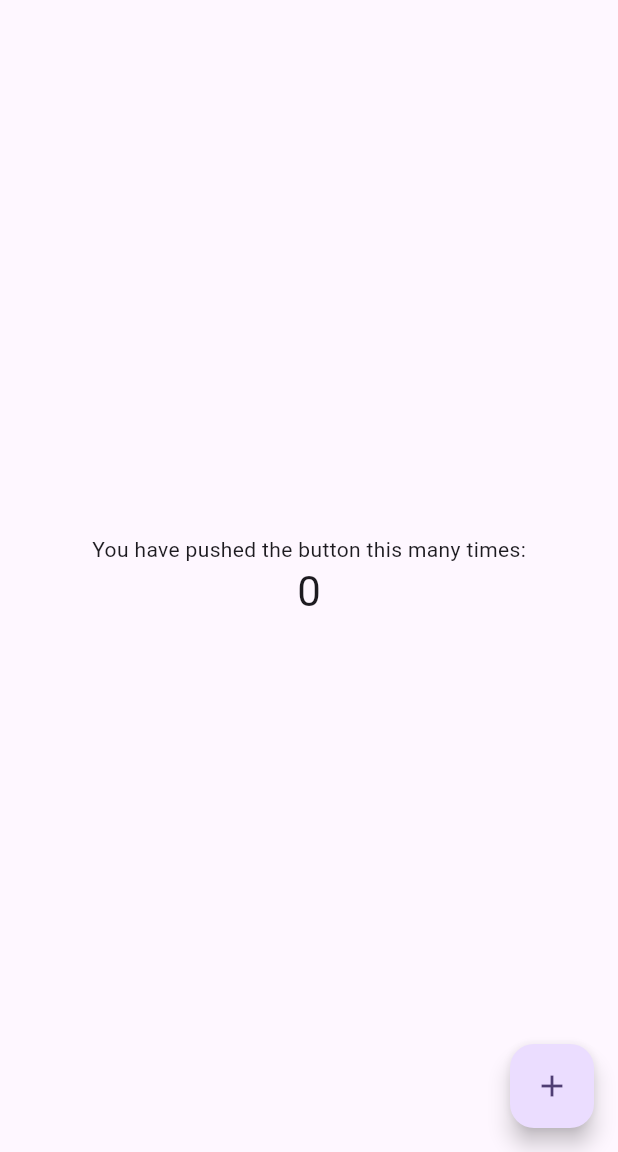
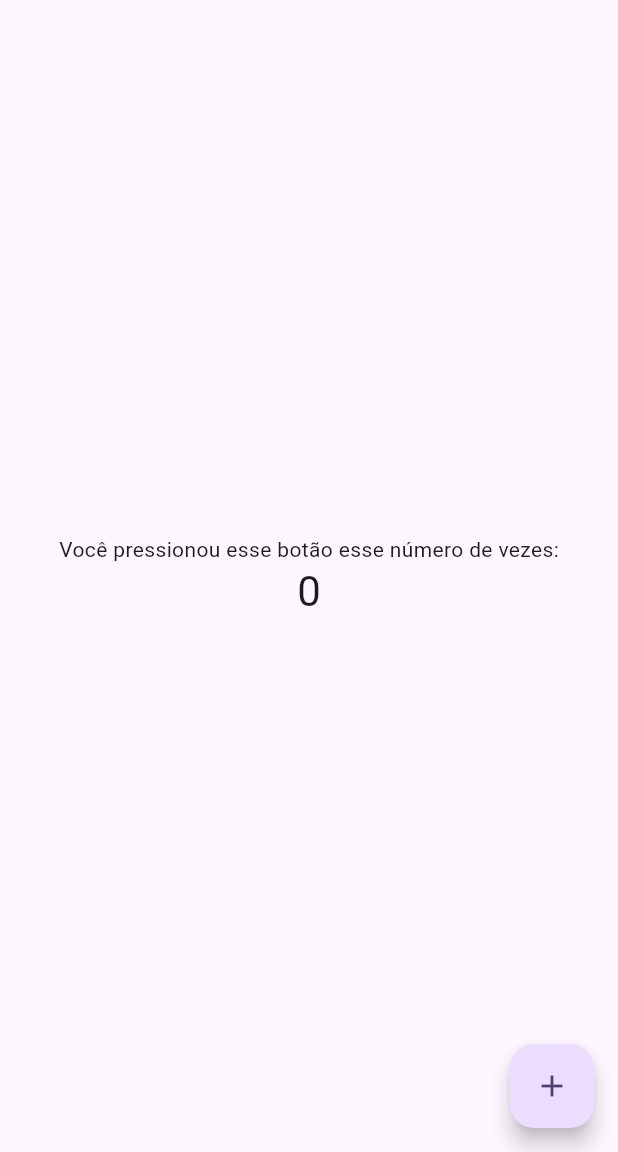
Before and after one commit to serfsena/dio_projects2, a Flutter app: the screen it shows after launch, on a phone screen of 412 x 824 dp, the part 84-1236 px from its top. Run offline on Flutter 3.47's test engine with Material 3 defaults, Android fonts, the phone set to English and light mode, and no system bars.

Commit message:
inclusão mensagem em português

```diff
--- a/myapp/lib/main.dart
+++ b/myapp/lib/main.dart
@@ -106,7 +106,7 @@ class _MyHomePageState extends State<MyHomePage> {
           mainAxisAlignment: MainAxisAlignment.center,
           children: <Widget>[
             const Text(
-              'You have pushed the button this many times:',
+              'Você pressionou esse botão esse número de vezes:',
             ),
             Text(
               '$_counter',
```
